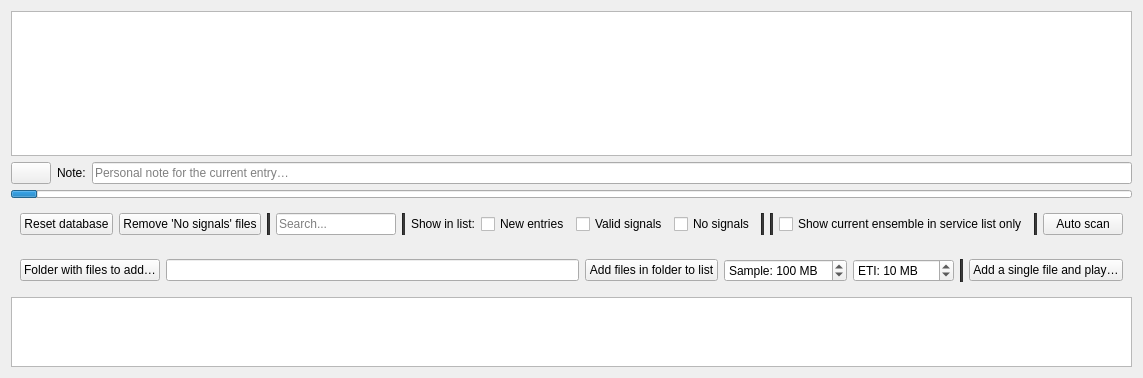
First picture: the form in src/base/forms/ensemble_list.ui, repository tomneda/DABstar, before the edit.
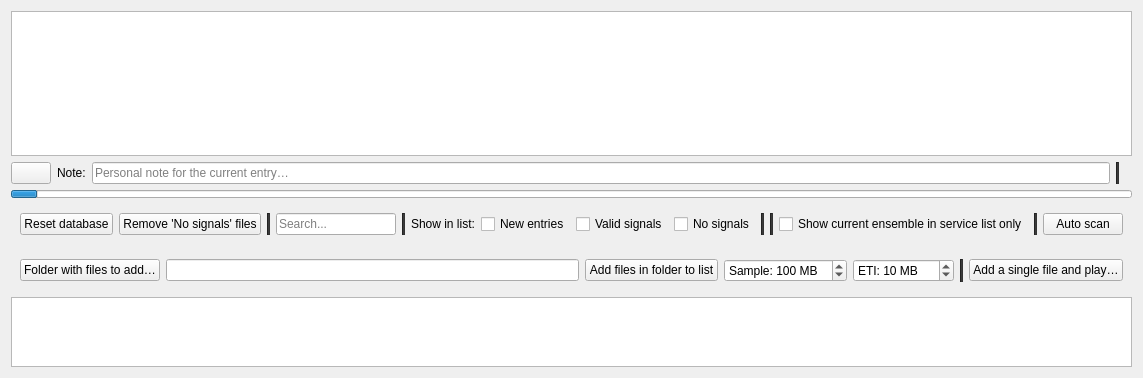
Second picture: the form after the edit.

Commit message: Show ensemble list entry stats

The edit to the form file:
```diff
--- a/src/base/forms/ensemble_list.ui
+++ b/src/base/forms/ensemble_list.ui
@@ -18,6 +18,8 @@
     <widget class="QTableView" name="tblEnsembleList"/>
    </item>
    <item>
+    <layout class="QHBoxLayout" name="horLayoutUserDataAndStats">
+     <item>
     <widget class="QWidget" name="containerUserData" native="true">
      <layout class="QHBoxLayout" name="horLayoutUserData">
       <property name="leftMargin">
@@ -61,6 +63,25 @@
       </item>
      </layout>
     </widget>
+     </item>
+     <item>
+      <widget class="Line" name="lineEntryStats">
+       <property name="styleSheet">
+        <string notr="true">background-color: #333333;</string>
+       </property>
+       <property name="orientation">
+        <enum>Qt::Orientation::Vertical</enum>
+       </property>
+      </widget>
+     </item>
+     <item>
+      <widget class="QLabel" name="lblEntryStats">
+       <property name="toolTip">
+        <string>&lt;html&gt;&lt;head/&gt;&lt;body&gt;&lt;p&gt;&lt;span style=&quot; font-weight:700;&quot;&gt;Statistics of the ensemble list entries&lt;/span&gt;&lt;/p&gt;&lt;p&gt;&amp;quot;Shown&amp;quot; is the number of entries currently shown in the list (considering the filters and the search text) compared to the number of all entries.&lt;/p&gt;&lt;p&gt;&amp;quot;New&amp;quot;, &amp;quot;Valid&amp;quot; and &amp;quot;No signal&amp;quot; count all entries of the current list (channels or files) regardless of the filters.&lt;/p&gt;&lt;/body&gt;&lt;/html&gt;</string>
+       </property>
+      </widget>
+     </item>
+    </layout>
    </item>
    <item>
     <widget class="QProgressBar" name="progressBar">
```
Lines whose indentation alone changed are shown as unchanged. The commit also changes 7 other files.
